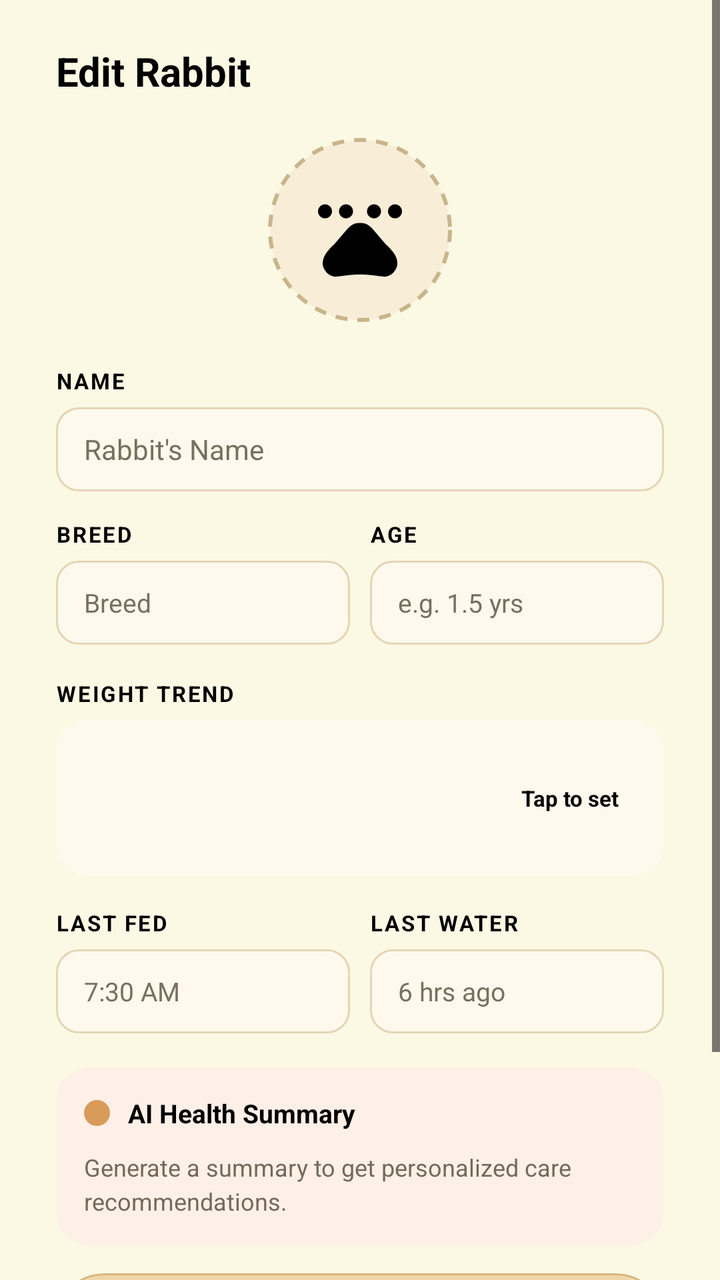
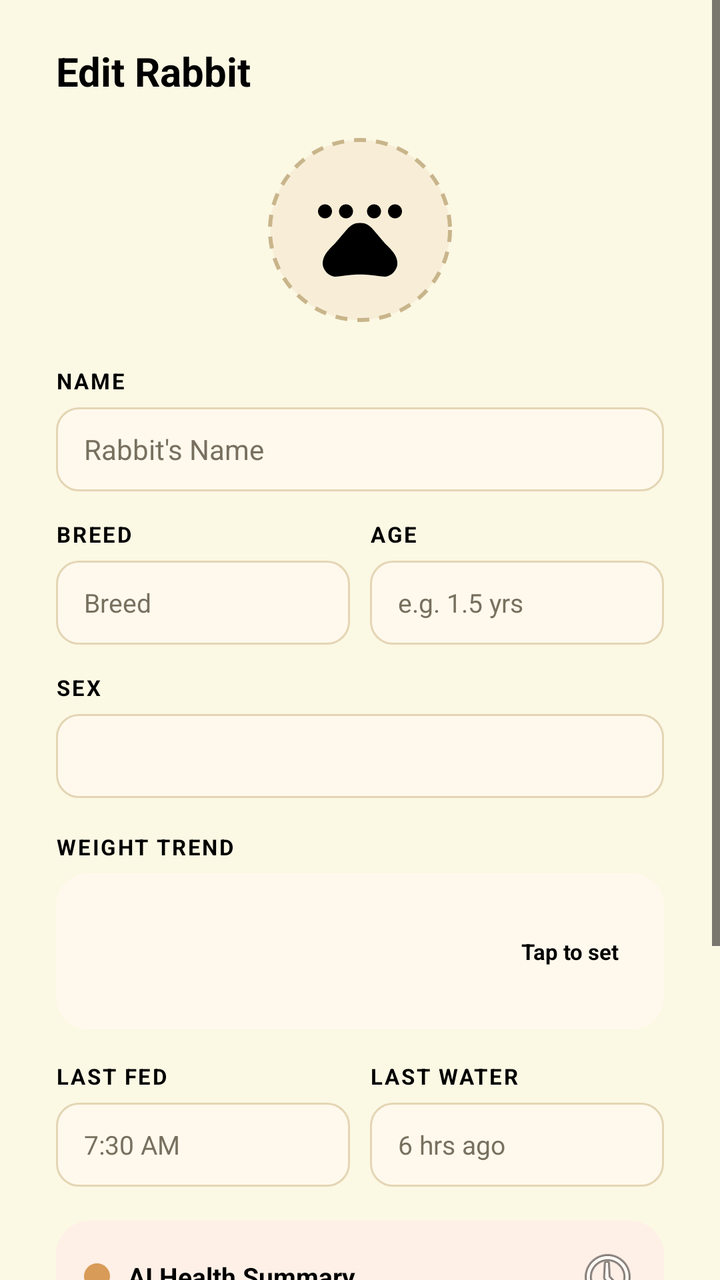

The first picture is an Android layout as it rendered before a commit; the second is the same layout after the commit. The layout source and the unified diff follow.
<!-- AndroidManifest.xml: application theme Theme.BunnyCare -->
<!-- res/layout/activity_add_rabbit.xml -->
<?xml version="1.0" encoding="utf-8"?>
<LinearLayout
    xmlns:android="http://schemas.android.com/apk/res/android"
    xmlns:app="http://schemas.android.com/apk/res-auto"
    android:layout_width="match_parent"
    android:layout_height="match_parent"
    android:orientation="vertical"
    android:background="@color/cream_bg">

    <ScrollView
        android:layout_width="match_parent"
        android:layout_height="match_parent"
        android:fillViewport="true"
        android:overScrollMode="never">

        <LinearLayout
            android:layout_width="match_parent"
            android:layout_height="wrap_content"
            android:orientation="vertical"
            android:paddingStart="28dp"
            android:paddingEnd="28dp"
            android:paddingTop="22dp"
            android:paddingBottom="28dp">

            <TextView
                android:id="@+id/txtScreenTitle"
                android:layout_width="match_parent"
                android:layout_height="wrap_content"
                android:text="Edit Rabbit"
                android:textColor="@color/black"
                android:textSize="20sp"
                android:textStyle="bold"
                android:fontFamily="sans"
                android:layout_marginBottom="20dp" />

            <ImageButton
                android:id="@+id/btnUploadPhoto"
                android:layout_width="92dp"
                android:layout_height="92dp"
                android:layout_gravity="center_horizontal"
                android:background="@drawable/rabbit_photo_border"
                android:contentDescription="Upload rabbit photo"
                android:padding="18dp"
                android:scaleType="centerCrop"
                android:src="@drawable/ic_pets" />

            <TextView
                android:layout_width="match_parent"
                android:layout_height="wrap_content"
                android:layout_marginTop="22dp"
                android:text="NAME"
                android:textColor="@color/black"
                android:textSize="11sp"
                android:textStyle="bold"
                android:letterSpacing="0.08" />

            <EditText
                android:id="@+id/editRabbitName"
                android:layout_width="match_parent"
                android:layout_height="42dp"
                android:layout_marginTop="6dp"
                android:background="@drawable/rabbit_input_bg"
                android:hint="Rabbit's Name"
                android:paddingStart="14dp"
                android:paddingEnd="14dp"
                android:singleLine="true"
                android:textColor="@color/black"
                android:textColorHint="#77705F"
                android:textSize="14sp" />

            <LinearLayout
                android:layout_width="match_parent"
                android:layout_height="wrap_content"
                android:layout_marginTop="14dp"
                android:orientation="horizontal">

                <LinearLayout
                    android:layout_width="0dp"
                    android:layout_height="wrap_content"
                    android:layout_weight="1"
                    android:orientation="vertical">

                    <TextView
                        android:layout_width="match_parent"
                        android:layout_height="wrap_content"
                        android:text="BREED"
                        android:textColor="@color/black"
                        android:textSize="11sp"
                        android:textStyle="bold"
                        android:letterSpacing="0.08" />

                    <EditText
                        android:id="@+id/editBreed"
                        android:layout_width="match_parent"
                        android:layout_height="42dp"
                        android:layout_marginTop="6dp"
                        android:background="@drawable/rabbit_input_bg"
                        android:hint="Breed"
                        android:paddingStart="14dp"
                        android:paddingEnd="10dp"
                        android:singleLine="true"
                        android:textColor="@color/black"
                        android:textColorHint="#77705F"
                        android:textSize="13sp" />

                </LinearLayout>

                <Space
                    android:layout_width="10dp"
                    android:layout_height="1dp" />

                <LinearLayout
                    android:layout_width="0dp"
                    android:layout_height="wrap_content"
                    android:layout_weight="1"
                    android:orientation="vertical">

                    <TextView
                        android:layout_width="match_parent"
                        android:layout_height="wrap_content"
                        android:text="AGE"
                        android:textColor="@color/black"
                        android:textSize="11sp"
                        android:textStyle="bold"
                        android:letterSpacing="0.08" />

                    <EditText
                        android:id="@+id/editAge"
                        android:layout_width="match_parent"
                        android:layout_height="42dp"
                        android:layout_marginTop="6dp"
                        android:background="@drawable/rabbit_input_bg"
                        android:hint="e.g. 1.5 yrs"
                        android:inputType="text"
                        android:paddingStart="14dp"
                        android:paddingEnd="10dp"
                        android:singleLine="true"
                        android:textColor="@color/black"
                        android:textColorHint="#77705F"
                        android:textSize="13sp" />

                </LinearLayout>

            </LinearLayout>

            <TextView
                android:layout_width="match_parent"
                android:layout_height="wrap_content"
                android:layout_marginTop="17dp"
                android:text="WEIGHT TREND"
                android:textColor="@color/black"
                android:textSize="11sp"
                android:textStyle="bold"
                android:letterSpacing="0.08" />

            <LinearLayout
                android:id="@+id/weightTrendCard"
                android:layout_width="match_parent"
                android:layout_height="78dp"
                android:layout_marginTop="6dp"
                android:background="@drawable/weight_trend_bg"
                android:gravity="center_vertical"
                android:orientation="horizontal"
                android:paddingStart="12dp"
                android:paddingEnd="12dp"
                android:clickable="true"
                android:focusable="true">

                <LinearLayout
                    android:id="@+id/weightChartContainer"
                    android:layout_width="0dp"
                    android:layout_height="48dp"
                    android:layout_weight="1"
                    android:gravity="bottom"
                    android:orientation="horizontal" />

                <TextView
                    android:id="@+id/txtWeightTrend"
                    android:layout_width="70dp"
                    android:layout_height="wrap_content"
                    android:gravity="center"
                    android:text="Tap to set"
                    android:textColor="@color/black"
                    android:textSize="11sp"
                    android:textStyle="bold" />

            </LinearLayout>

            <LinearLayout
                android:layout_width="match_parent"
                android:layout_height="wrap_content"
                android:layout_marginTop="16dp"
                android:orientation="horizontal">

                <LinearLayout
                    android:layout_width="0dp"
                    android:layout_height="wrap_content"
                    android:layout_weight="1"
                    android:orientation="vertical">

                    <TextView
                        android:layout_width="match_parent"
                        android:layout_height="wrap_content"
                        android:text="LAST FED"
                        android:textColor="@color/black"
                        android:textSize="11sp"
                        android:textStyle="bold"
                        android:letterSpacing="0.08" />

                    <EditText
                        android:id="@+id/editLastFed"
                        android:layout_width="match_parent"
                        android:layout_height="42dp"
                        android:layout_marginTop="6dp"
                        android:background="@drawable/rabbit_input_bg"
                        android:focusable="false"
                        android:clickable="true"
                        android:hint="7:30 AM"
                        android:paddingStart="14dp"
                        android:paddingEnd="8dp"
                        android:textColor="@color/black"
                        android:textColorHint="#77705F"
                        android:textSize="13sp" />

                </LinearLayout>

                <Space
                    android:layout_width="10dp"
                    android:layout_height="1dp" />

                <LinearLayout
                    android:layout_width="0dp"
                    android:layout_height="wrap_content"
                    android:layout_weight="1"
                    android:orientation="vertical">

                    <TextView
                        android:layout_width="match_parent"
                        android:layout_height="wrap_content"
                        android:text="LAST WATER"
                        android:textColor="@color/black"
                        android:textSize="11sp"
                        android:textStyle="bold"
                        android:letterSpacing="0.08" />

                    <EditText
                        android:id="@+id/editLastDrink"
                        android:layout_width="match_parent"
                        android:layout_height="42dp"
                        android:layout_marginTop="6dp"
                        android:background="@drawable/rabbit_input_bg"
                        android:focusable="false"
                        android:clickable="true"
                        android:hint="6 hrs ago"
                        android:paddingStart="14dp"
                        android:paddingEnd="8dp"
                        android:textColor="@color/black"
                        android:textColorHint="#77705F"
                        android:textSize="13sp" />

                </LinearLayout>

            </LinearLayout>

            <LinearLayout
                android:id="@+id/aiHealthCard"
                android:layout_width="match_parent"
                android:layout_height="wrap_content"
                android:layout_marginTop="17dp"
                android:background="@drawable/ai_summary_bg"
                android:orientation="vertical"
                android:padding="14dp">

                <LinearLayout
                    android:layout_width="match_parent"
                    android:layout_height="wrap_content"
                    android:gravity="center_vertical"
                    android:orientation="horizontal">

                    <View
                        android:layout_width="13dp"
                        android:layout_height="13dp"
                        android:layout_marginEnd="9dp"
                        android:background="@drawable/ai_dot" />

                    <TextView
                        android:layout_width="wrap_content"
                        android:layout_height="wrap_content"
                        android:text="AI Health Summary"
                        android:textColor="@color/black"
                        android:textSize="13sp"
                        android:textStyle="bold" />

                </LinearLayout>

                <TextView
                    android:id="@+id/txtAiSummary"
                    android:layout_width="match_parent"
                    android:layout_height="wrap_content"
                    android:layout_marginTop="10dp"
                    android:text="Generate a summary to get personalized care recommendations."
                    android:textColor="#716A5A"
                    android:textSize="12sp"
                    android:lineSpacingExtra="3dp" />

                <ProgressBar
                    android:id="@+id/progressAiSummary"
                    android:layout_width="wrap_content"
                    android:layout_height="wrap_content"
                    android:layout_gravity="center"
                    android:layout_marginTop="8dp"
                    android:visibility="gone" />

            </LinearLayout>

            <Button
                android:id="@+id/btnGenerateSummary"
                style="@style/Widget.AppCompat.Button"
                android:layout_width="match_parent"
                android:layout_height="48dp"
                android:layout_marginTop="14dp"
                android:background="@drawable/ai_button_bg"
                android:backgroundTint="@null"
                app:backgroundTint="@null"
                android:insetTop="0dp"
                android:insetBottom="0dp"
                android:stateListAnimator="@null"
                android:text="Generate AI Summary"
                android:textAllCaps="false"
                android:textColor="@color/black"
                android:textSize="13sp"
                android:textStyle="bold" />

            <Button
                android:id="@+id/btnSaveRabbit"
                style="@style/Widget.AppCompat.Button"
                android:layout_width="match_parent"
                android:layout_height="52dp"
                android:layout_marginTop="14dp"
                android:background="@drawable/save_rabbit_bg"
                android:backgroundTint="@null"
                app:backgroundTint="@null"
                android:insetTop="0dp"
                android:insetBottom="0dp"
                android:stateListAnimator="@null"
                android:text="Save Rabbit"
                android:textAllCaps="false"
                android:textColor="@color/black"
                android:textSize="13sp"
                android:textStyle="bold" />

        </LinearLayout>

    </ScrollView>

</LinearLayout>
<!-- resources referenced by this layout -->
<resources>
  <color name="black">#FF000000</color>
  <color name="cream_bg">#FBF8E4</color>
  <!-- drawable ai_button_bg (drawable) -->
  <?xml version="1.0" encoding="utf-8"?>
  <shape xmlns:android="http://schemas.android.com/apk/res/android">
  
      <solid android:color="#F0D6A8" />
  
      <stroke
          android:width="1dp"
          android:color="#D8B77E" />
  
      <corners android:radius="24dp" />
  
  </shape>
  <!-- drawable ai_dot (drawable) -->
  <?xml version="1.0" encoding="utf-8"?>
  <shape xmlns:android="http://schemas.android.com/apk/res/android">
  
      <solid android:color="#D99B58" />
  
      <corners android:radius="20dp" />
  
  </shape>
  <!-- drawable ai_summary_bg (drawable) -->
  <?xml version="1.0" encoding="utf-8"?>
  <shape xmlns:android="http://schemas.android.com/apk/res/android">
  
      <solid android:color="#FFF0E7" />
  
      <corners android:radius="17dp" />
  
  </shape>
  <!-- drawable ic_pets (drawable) -->
  <?xml version="1.0" encoding="utf-8"?>
  <vector xmlns:android="http://schemas.android.com/apk/res/android"
      android:width="24dp"
      android:height="24dp"
      android:viewportWidth="24"
      android:viewportHeight="24"
      android:tint="?attr/colorControlNormal">
      <path
          android:fillColor="#FF000000"
          android:pathData="M4.5,9.5C5.33,9.5 6,8.83 6,8s-0.67,-1.5 -1.5,-1.5S3,7.17 3,8s0.67,1.5 1.5,1.5zM9,9.5c0.83,0 1.5,-0.67 1.5,-1.5S9.83,6.5 9,6.5 7.5,7.17 7.5,8s0.67,1.5 1.5,1.5zM15,9.5c0.83,0 1.5,-0.67 1.5,-1.5S15.83,6.5 15,6.5 13.5,7.17 13.5,8s0.67,1.5 1.5,1.5zM19.5,9.5c0.83,0 1.5,-0.67 1.5,-1.5s-0.67,-1.5 -1.5,-1.5S18,7.17 18,8s0.67,1.5 1.5,1.5zM17.34,14.86c-0.87,-1.02 -1.6,-1.89 -2.48,-2.91 -0.46,-0.54 -1.05,-1.08 -1.75,-1.32 -0.11,-0.04 -0.22,-0.06 -0.33,-0.08 -0.25,-0.04 -0.51,-0.05 -0.78,-0.05s-0.53,0.01 -0.78,0.05c-0.11,0.02 -0.22,0.04 -0.33,0.08 -0.7,0.24 -1.29,0.78 -1.75,1.32 -0.88,1.02 -1.61,1.89 -2.48,2.91 -1.31,1.31 -2.92,2.76 -2.62,4.79 0.29,1.02 1.02,2.03 2.33,2.32 0.73,0.15 3.06,-0.44 5.62,-0.44h0.03c2.56,0 4.89,0.58 5.62,0.44 1.31,-0.29 2.04,-1.31 2.33,-2.32 0.31,-2.04 -1.31,-3.48 -2.63,-4.79z" />
  </vector>
  <!-- drawable rabbit_input_bg (drawable) -->
  <?xml version="1.0" encoding="utf-8"?>
  <shape xmlns:android="http://schemas.android.com/apk/res/android">
  
      <solid android:color="#FFF9ED" />
  
      <stroke
          android:width="1dp"
          android:color="#E4D5B4" />
  
      <corners android:radius="11dp" />
  
  </shape>
  <!-- drawable rabbit_photo_border (drawable) -->
  <?xml version="1.0" encoding="utf-8"?>
  <shape xmlns:android="http://schemas.android.com/apk/res/android">
  
      <solid android:color="#F8EED8" />
  
      <stroke
          android:width="2dp"
          android:color="#C9B58B"
          android:dashWidth="6dp"
          android:dashGap="5dp" />
  
      <corners android:radius="50dp" />
  
  </shape>
  <!-- drawable save_rabbit_bg (drawable) -->
  <?xml version="1.0" encoding="utf-8"?>
  <shape xmlns:android="http://schemas.android.com/apk/res/android">
  
      <solid android:color="#E3A55F" />
  
      <corners android:radius="30dp" />
  
  </shape>
  <!-- drawable weight_trend_bg (drawable) -->
  <?xml version="1.0" encoding="utf-8"?>
  <shape xmlns:android="http://schemas.android.com/apk/res/android">
  
      <solid android:color="#FFF9ED" />
  
      <corners android:radius="16dp" />
  
  </shape>
  <style name="Theme.BunnyCare" parent="Base.Theme.BunnyCare" />
  <style name="Base.Theme.BunnyCare" parent="Theme.Material3.DayNight.NoActionBar">
          
          
      </style>
</resources>

<!-- the commit's change to res/layout/activity_add_rabbit.xml (unified diff, before → after) -->
@@ -146,6 +146,25 @@
             <TextView
                 android:layout_width="match_parent"
                 android:layout_height="wrap_content"
+                android:layout_marginTop="14dp"
+                android:text="SEX"
+                android:textColor="@color/black"
+                android:textSize="11sp"
+                android:textStyle="bold"
+                android:letterSpacing="0.08" />
+
+            <Spinner
+                android:id="@+id/spinnerSex"
+                android:layout_width="match_parent"
+                android:layout_height="42dp"
+                android:layout_marginTop="6dp"
+                android:background="@drawable/rabbit_input_bg"
+                android:paddingStart="14dp"
+                android:paddingEnd="14dp" />
+
+            <TextView
+                android:layout_width="match_parent"
+                android:layout_height="wrap_content"
                 android:layout_marginTop="17dp"
                 android:text="WEIGHT TREND"
                 android:textColor="@color/black"
@@ -284,12 +303,22 @@
                         android:background="@drawable/ai_dot" />
 
                     <TextView
-                        android:layout_width="wrap_content"
-                        android:layout_height="wrap_content"
+                        android:layout_width="0dp"
+                        android:layout_height="wrap_content"
+                        android:layout_weight="1"
                         android:text="AI Health Summary"
                         android:textColor="@color/black"
                         android:textSize="13sp"
                         android:textStyle="bold" />
+
+                    <ImageButton
+                        android:id="@+id/btnViewHistory"
+                        android:layout_width="28dp"
+                        android:layout_height="28dp"
+                        android:background="?attr/selectableItemBackgroundBorderless"
+                        android:contentDescription="View summary history"
+                        android:padding="3dp"
+                        android:src="@android:drawable/ic_menu_recent_history" />
 
                 </LinearLayout>
 
